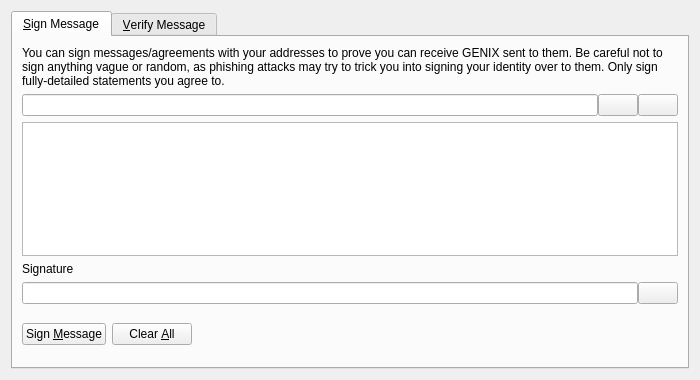
This is src/qt/forms/signverifymessagedialog.ui in genix-project/genix as Qt 5 draws it before an edit. The edited form follows.
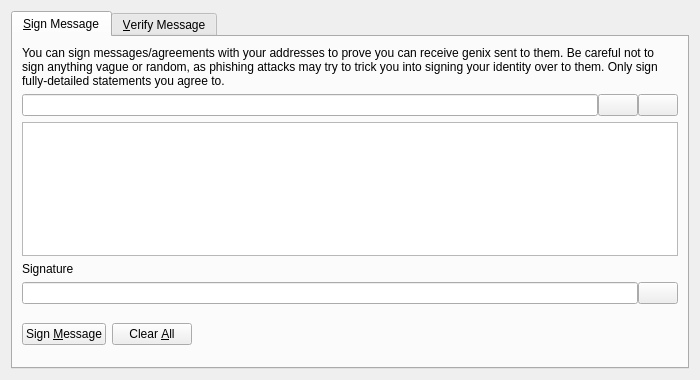
This is the edited form. Custom widgets are drawn as their Qt base class.

Patch:
```diff
--- a/src/qt/forms/signverifymessagedialog.ui
+++ b/src/qt/forms/signverifymessagedialog.ui
@@ -30,7 +30,7 @@
        <item>
         <widget class="QLabel" name="infoLabel_SM">
          <property name="text">
-          <string>You can sign messages/agreements with your addresses to prove you can receive GENIX sent to them. Be careful not to sign anything vague or random, as phishing attacks may try to trick you into signing your identity over to them. Only sign fully-detailed statements you agree to.</string>
+          <string>You can sign messages/agreements with your addresses to prove you can receive genix sent to them. Be careful not to sign anything vague or random, as phishing attacks may try to trick you into signing your identity over to them. Only sign fully-detailed statements you agree to.</string>
          </property>
          <property name="textFormat">
           <enum>Qt::PlainText</enum>
```
Left out of the diff: 8 changed lines with no effect on the pictures.
